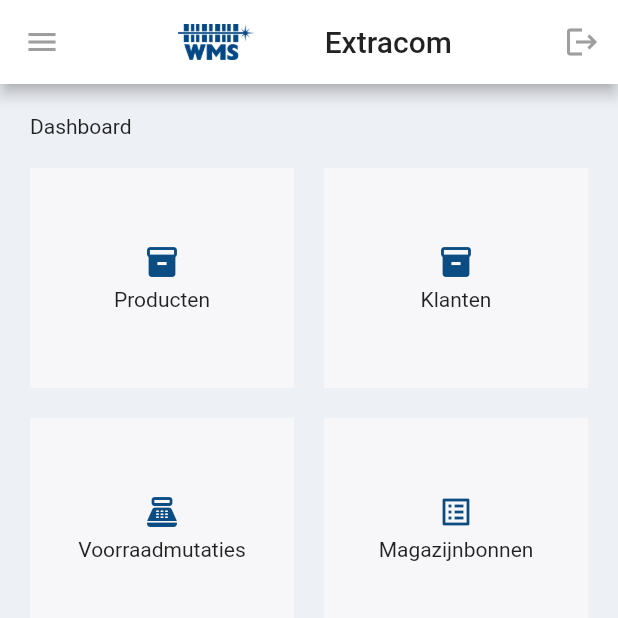
After one commit to mushthakvp/PowerWMS, a Flutter app: the HomeScreen screen opened directly, on a phone screen of 412 x 824 dp, the top half of it. The commit adds this screen. Run offline on Flutter 3.47's test engine with Material 2 defaults, Android fonts, the phone set to English and light mode, and no system bars; our stand-ins replace dio, form_field_validator, shared_preferences; missing offline and left inert: flutter_barcode_scanner, gs1_barcode_parser; accounts and stored records are empty.

Commit message:
Add home screen

```diff
--- a/lib/main.dart
+++ b/lib/main.dart
@@ -1,5 +1,6 @@
 import 'package:flutter/material.dart';
 import 'package:scanner/dio.dart';
+import 'package:scanner/screens/home_screen/home_screen.dart';
 import 'package:scanner/screens/login_screen.dart';
 import 'package:scanner/screens/picklists_screen/picklists_screen.dart';
 import 'package:shared_preferences/shared_preferences.dart';
@@ -13,9 +14,15 @@ class MyApp extends StatelessWidget {
   Widget build(BuildContext context) {
     return MaterialApp(
       debugShowCheckedModeBanner: false,
-      title: 'ScanWMS',
+      title: 'Extracom WMS',
       theme: ThemeData(
-        primarySwatch: Colors.blue,
+        primarySwatch: Colors.grey,
+        scaffoldBackgroundColor: Color(0xFFEDF0F5),
+        appBarTheme: AppBarTheme(
+          // titleTextStyle: TextStyle(color: Colors.grey[800]),
+          backgroundColor: Colors.white,
+          iconTheme: IconThemeData(color: Colors.grey[500]),
+        ),
       ),
       home: FutureBuilder<SharedPreferences>(
         future: SharedPreferences.getInstance(),
@@ -25,12 +32,16 @@ class MyApp extends StatelessWidget {
             dio.options.headers = {
               'authorization': 'Bearer ${snapshot.data!.getString('token')}',
             };
-            return PicklistsScreen();
+            return HomeScreen();
           } else {
             return LoginScreen();
           }
         },
       ),
+      routes: {
+        // '/products':
+        '/picklists': (context) => PicklistsScreen(),
+      },
     );
   }
 }
--- /dev/null
+++ b/lib/screens/home_screen/home_screen.dart
@@ -0,0 +1,74 @@
+import 'package:flutter/material.dart';
+import 'package:scanner/screens/home_screen/widgets/grid_item.dart';
+import 'package:scanner/widgets/wms_app_bar.dart';
+
+final List<Map<String, dynamic>> items = [
+  {
+    'title': 'Producten',
+    'icon': Icons.inventory_2,
+    'route': '/picklists',
+  },
+  {
+    'title': 'Klanten',
+    'icon': Icons.inventory_2,
+    'route': '/picklists',
+  },
+  {
+    'title': 'Voorraadmutaties',
+    'icon': Icons.point_of_sale,
+    'route': '/picklists',
+  },
+  {
+    'title': 'Magazijnbonnen',
+    'icon': Icons.list_alt,
+    'route': '/picklists',
+  },
+];
+
+class HomeScreen extends StatelessWidget {
+  const HomeScreen({Key? key}) : super(key: key);
+
+  @override
+  Widget build(BuildContext context) {
+    return Scaffold(
+      appBar: WMSAppBar(
+        context: context,
+      ),
+      body: CustomScrollView(
+        slivers: <Widget>[
+          SliverToBoxAdapter(
+            child: Container(
+              padding: EdgeInsets.all(20),
+              child: Text('Dashboard'),
+            ),
+          ),
+          SliverPadding(
+            padding: const EdgeInsets.symmetric(horizontal: 20),
+            sliver: SliverGrid(
+              gridDelegate: SliverGridDelegateWithFixedCrossAxisCount(
+                  crossAxisCount: 2,
+                  childAspectRatio: 3 / 2.5,
+                  mainAxisSpacing: 20.0,
+                  crossAxisSpacing: 20.0),
+              delegate: SliverChildBuilderDelegate(
+                    (context, index) {
+                  final item = items[index];
+                  return GridItem(
+                    item['title'],
+                    item['icon'],
+                    onTap: () {
+                      Navigator.pushNamed(context, item['route']);
+                    },
+                  );
+                },
+                childCount: items.length,
+              ),
+            ),
+          ),
+
+        ],
+      ),
+      drawer: Drawer(),
+    );
+  }
+}
--- /dev/null
+++ b/lib/screens/home_screen/widgets/grid_item.dart
@@ -0,0 +1,33 @@
+import 'package:flutter/material.dart';
+
+class GridItem extends StatelessWidget {
+  final String _title;
+  final IconData _icon;
+  final void Function()? onTap;
+
+  const GridItem(this._title, this._icon, {Key? key, this.onTap})
+      : super(key: key);
+
+  @override
+  Widget build(BuildContext context) {
+    return InkWell(
+      onTap: onTap,
+      child: Container(
+        color: Color(0xFFf7f7f9),
+        child: Column(
+          mainAxisAlignment: MainAxisAlignment.center,
+          children: [
+            Icon(
+              _icon,
+              color: Color(0xFF0b4c82),
+            ),
+            SizedBox(
+              height: 5,
+            ),
+            Text(_title),
+          ],
+        ),
+      ),
+    );
+  }
+}
--- /dev/null
+++ b/lib/screens/picklist_screen/picklist_screen.dart
@@ -0,0 +1,15 @@
+import 'package:flutter/material.dart';
+
+class PicklistScreen extends StatefulWidget {
+  const PicklistScreen({Key? key}) : super(key: key);
+
+  @override
+  _PicklistScreenState createState() => _PicklistScreenState();
+}
+
+class _PicklistScreenState extends State<PicklistScreen> {
+  @override
+  Widget build(BuildContext context) {
+    return Container();
+  }
+}
--- a/lib/screens/picklists_screen/picklists_screen.dart
+++ b/lib/screens/picklists_screen/picklists_screen.dart
@@ -3,7 +3,7 @@ import 'dart:async';
 import 'package:dio/dio.dart';
 import 'package:flutter/material.dart';
 import 'package:scanner/api.dart';
-import 'package:scanner/screens/picklist_screen/widgets/picklist_view.dart';
+import 'package:scanner/screens/picklists_screen/widgets/picklist_view.dart';
 import 'package:scanner/widgets/wms_app_bar.dart';
 import 'package:shared_preferences/shared_preferences.dart';
 
@@ -66,7 +66,6 @@ class _PicklistScreenState extends State<PicklistsScreen> {
             PicklistView(_future!, (element) => element.status == 4),
           ],
         ),
-        drawer: Drawer(),
       ),
     );
   }
--- a/lib/widgets/wms_app_bar.dart
+++ b/lib/widgets/wms_app_bar.dart
@@ -2,14 +2,14 @@ import 'package:flutter/material.dart';
 import 'package:shared_preferences/shared_preferences.dart';
 
 class WMSAppBar extends AppBar {
-  WMSAppBar({Key? key, required PreferredSizeWidget bottom, required BuildContext context})
+  WMSAppBar({Key? key, PreferredSizeWidget? bottom, required BuildContext context})
       : super(
           key: key,
           title: Row(
             mainAxisAlignment: MainAxisAlignment.spaceEvenly,
             children: [
               Image.asset('assets/images/logo_blue.png', height: 24),
-              const Text('Extracom WMS'),
+              Text('Extracom', style: Theme.of(context).appBarTheme.titleTextStyle,),
             ],
           ),
           bottom: bottom,
```
